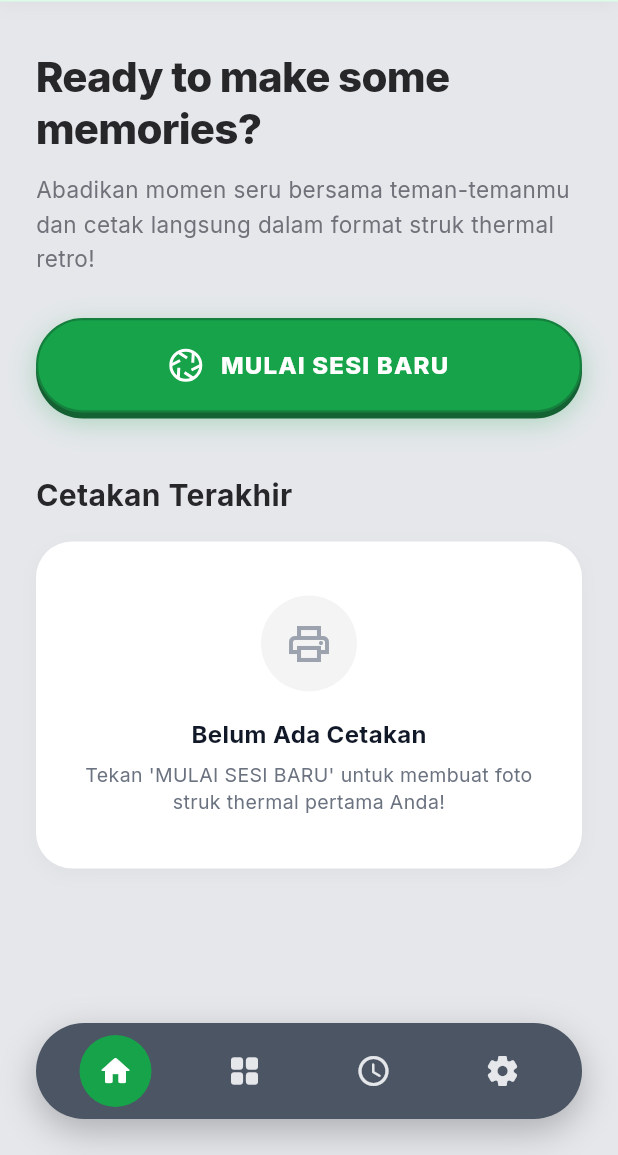
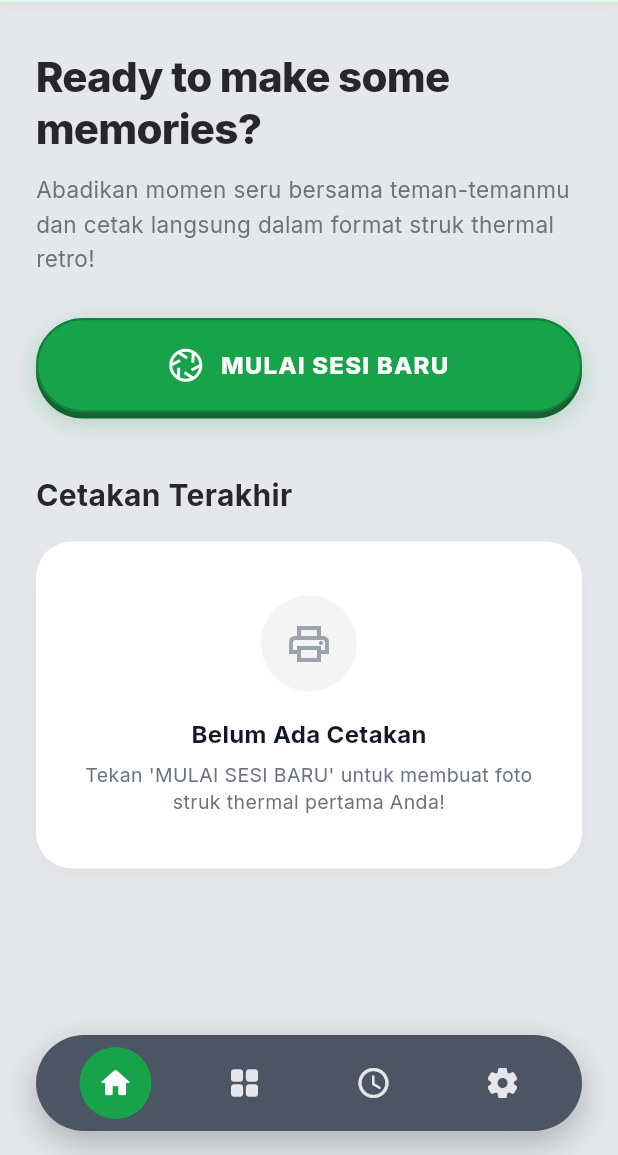
Before and after one commit to nabilkencana/Eppos-Booth, a Flutter app: the screen it shows after launch, on a phone screen of 412 x 824 dp, the part 81-1236 px from its top. Run offline on Flutter 3.47's test engine with Material 3 defaults, Android fonts, the phone set to English and light mode, and no system bars; our stand-ins replace camera, firebase_core, firebase_storage, gap, google_fonts, permission_handler and 2 more; missing offline and left inert: blue_thermal_printer, gal; accounts and stored records are empty.

Commit message:
Fix Android system navigation bar overlap by wrapping FloatingBottomNav with SafeArea

```diff
--- a/lib/screens/home_screen.dart
+++ b/lib/screens/home_screen.dart
@@ -40,7 +40,11 @@ class _HomeScreenState extends State<HomeScreen> {
           Positioned(
             left: 24,
             right: 24,
-            bottom: 24,
+            bottom: 0,
+            child: SafeArea(
+              top: false,
+              child: Padding(
+                padding: const EdgeInsets.only(bottom: 16),
                 child: FloatingBottomNav(
                   currentIndex: _currentNavIndex,
                   onTap: (index) {
@@ -48,6 +52,8 @@ class _HomeScreenState extends State<HomeScreen> {
                       _currentNavIndex = index;
                     });
                   },
+                ),
+              ),
             ),
           ),
         ],
@@ -73,7 +79,7 @@ class _HomeDashboardView extends StatelessWidget {
         Expanded(
           child: SingleChildScrollView(
             physics: const BouncingScrollPhysics(),
-            padding: const EdgeInsets.fromLTRB(24, 32, 24, 110),
+            padding: const EdgeInsets.fromLTRB(24, 32, 24, 140),
             child: Column(
               crossAxisAlignment: CrossAxisAlignment.start,
               children: const [
@@ -111,7 +117,7 @@ class _GalleryGridView extends StatelessWidget {
             Expanded(
               child: SingleChildScrollView(
                 physics: const BouncingScrollPhysics(),
-                padding: const EdgeInsets.fromLTRB(24, 32, 24, 110),
+                padding: const EdgeInsets.fromLTRB(24, 32, 24, 140),
                 child: Column(
                   crossAxisAlignment: CrossAxisAlignment.start,
                   children: [
@@ -211,7 +217,7 @@ class _PrintHistoryView extends StatelessWidget {
             Expanded(
               child: SingleChildScrollView(
                 physics: const BouncingScrollPhysics(),
-                padding: const EdgeInsets.fromLTRB(24, 32, 24, 110),
+                padding: const EdgeInsets.fromLTRB(24, 32, 24, 140),
                 child: Column(
                   crossAxisAlignment: CrossAxisAlignment.start,
                   children: [
--- a/lib/screens/printer_settings_screen.dart
+++ b/lib/screens/printer_settings_screen.dart
@@ -44,7 +44,7 @@ class _PrinterSettingsScreenState extends State<PrinterSettingsScreen> {
               Expanded(
                 child: SingleChildScrollView(
                   physics: const BouncingScrollPhysics(),
-                  padding: const EdgeInsets.all(24.0),
+                  padding: const EdgeInsets.fromLTRB(24, 24, 24, 140),
                   child: Column(
                     crossAxisAlignment: CrossAxisAlignment.start,
                     children: [
```
Lines whose indentation alone changed are shown as unchanged.
